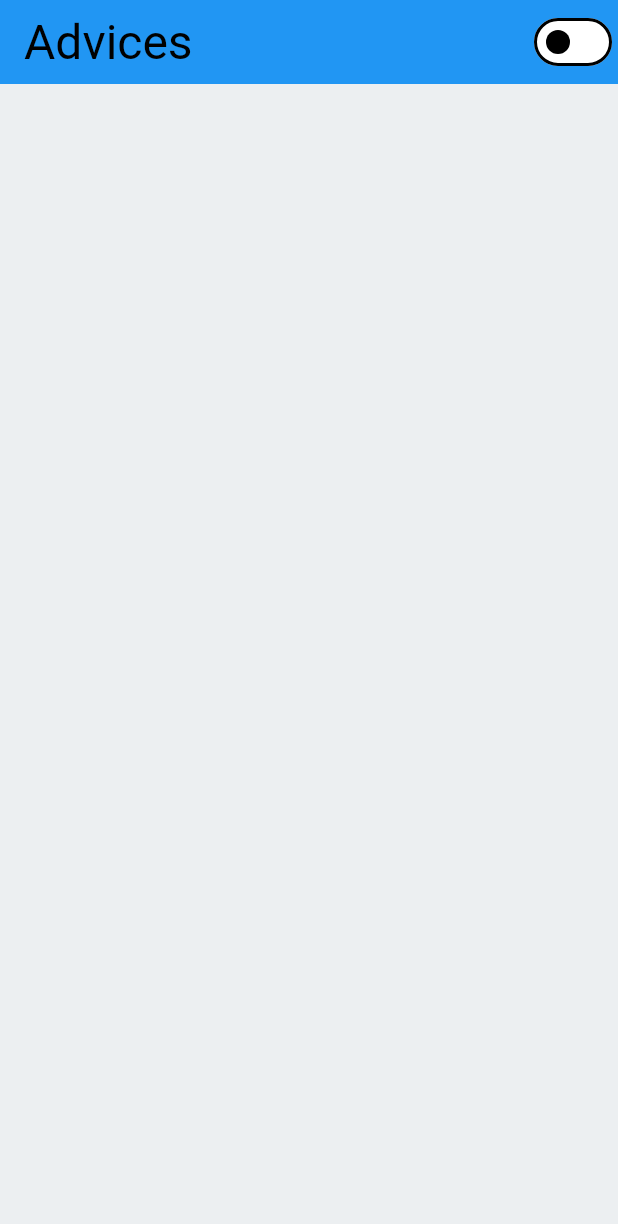
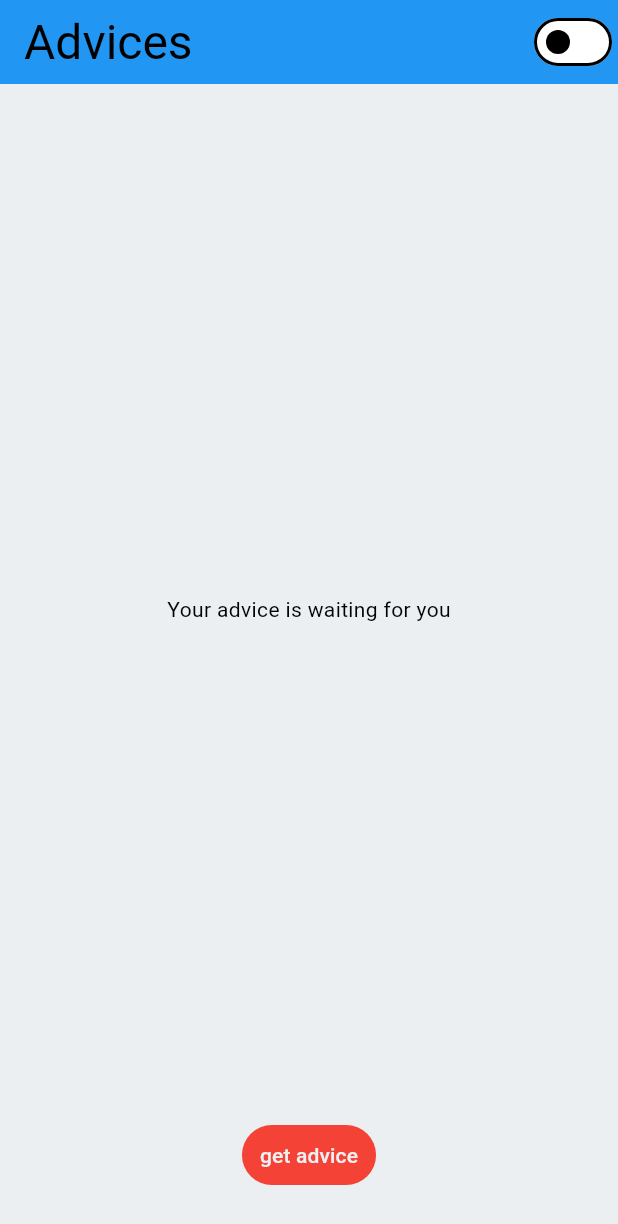
Before and after one commit to alexregiani/clean_arch_zero_to_mastery, a Flutter app: the screen it shows after launch, on a phone screen of 412 x 824 dp. Shown: the top 1224 px of the screen. Run offline on Flutter 3.47's test engine with Material 3 defaults, Android fonts, the phone set to English and light mode, and no system bars; our stand-ins replace bloc, equatable, flutter_bloc, gap.

Commit message:
Theme and advice * Implemented a cubit version of the theme switch * Extracted app bar * Created basic interface

```diff
--- /dev/null
+++ b/devtools_options.yaml
@@ -0,0 +1 @@
+extensions:
--- a/lib/main.dart
+++ b/lib/main.dart
@@ -1,5 +1,5 @@
 import 'package:clean_arch_zero_to_mastery/app_theme.dart';
-import 'package:clean_arch_zero_to_mastery/presentation/core/bloc/theme_bloc.dart';
+import 'package:clean_arch_zero_to_mastery/presentation/core/theme_cubit/theme_cubit.dart';
 import 'package:clean_arch_zero_to_mastery/presentation/pages/advice_page/advice_page.dart';
 import 'package:flutter/material.dart';
 import 'package:flutter_bloc/flutter_bloc.dart';
@@ -7,7 +7,7 @@ import 'package:flutter_bloc/flutter_bloc.dart';
 void main() {
   runApp(
     BlocProvider(
-      create: (context) => ThemeBloc(),
+      create: (context) => ThemeCubit(),
       child: const MyApp(),
     ),
   );
@@ -18,10 +18,10 @@ class MyApp extends StatelessWidget {
 
   @override
   Widget build(BuildContext context) {
-    return BlocBuilder<ThemeBloc, ThemeState>(
+    return BlocBuilder<ThemeCubit, ThemeCubitState>(
       builder: (context, state) {
         return MaterialApp(
-          themeMode: state.isDarkMode ? ThemeMode.dark : ThemeMode.light,
+          themeMode: state.isDarkTheme ? ThemeMode.dark : ThemeMode.light,
           theme: AppTheme.lightTheme,
           darkTheme: AppTheme.darkTheme,
           home: const AdvicePage(),
--- /dev/null
+++ b/lib/presentation/core/theme_cubit/theme_cubit.dart
@@ -0,0 +1,12 @@
+import 'package:bloc/bloc.dart';
+import 'package:equatable/equatable.dart';
+
+part 'theme_state.dart';
+
+class ThemeCubit extends Cubit<ThemeCubitState> {
+  ThemeCubit() : super(ThemeCubitState.initial());
+
+  void toggleTheme({required bool switchValue}) {
+    emit(state.copyWith(darkTheme: switchValue));
+  }
+}
--- /dev/null
+++ b/lib/presentation/core/theme_cubit/theme_state.dart
@@ -0,0 +1,18 @@
+part of 'theme_cubit.dart';
+
+class ThemeCubitState extends Equatable {
+  const ThemeCubitState({required this.isDarkTheme});
+
+  factory ThemeCubitState.initial() {
+    return const ThemeCubitState(isDarkTheme: false);
+  }
+
+  final bool isDarkTheme;
+
+  ThemeCubitState copyWith({bool? darkTheme}) {
+    return ThemeCubitState(isDarkTheme: darkTheme ?? isDarkTheme);
+  }
+
+  @override
+  List<Object> get props => [isDarkTheme];
+}
--- /dev/null
+++ b/lib/presentation/core/widgets/my_app_bar.dart
@@ -0,0 +1,31 @@
+import 'package:clean_arch_zero_to_mastery/presentation/core/theme_cubit/theme_cubit.dart';
+import 'package:flutter/material.dart';
+import 'package:flutter_bloc/flutter_bloc.dart';
+
+class MyAppBar extends StatelessWidget implements PreferredSizeWidget {
+  const MyAppBar({super.key});
+
+  @override
+  Widget build(BuildContext context) {
+    final themeData = Theme.of(context);
+    return AppBar(
+      title: Text('Advices', style: themeData.textTheme.headlineLarge),
+      actions: [
+        BlocBuilder<ThemeCubit, ThemeCubitState>(
+          builder: (context, state) {
+            return Switch(
+              value: state.isDarkTheme,
+              onChanged: (value) {
+                BlocProvider.of<ThemeCubit>(context)
+                    .toggleTheme(switchValue: value);
+              },
+            );
+          },
+        ),
+      ],
+    );
+  }
+
+  @override
+  Size get preferredSize => const Size.fromHeight(kToolbarHeight);
+}
--- a/lib/presentation/pages/advice_page/advice_page.dart
+++ b/lib/presentation/pages/advice_page/advice_page.dart
@@ -1,30 +1,33 @@
-import 'package:clean_arch_zero_to_mastery/presentation/core/bloc/theme_bloc.dart';
+import 'package:clean_arch_zero_to_mastery/presentation/core/widgets/my_app_bar.dart';
 import 'package:flutter/material.dart';
-import 'package:flutter_bloc/flutter_bloc.dart';
+import 'package:gap/gap.dart';
 
 class AdvicePage extends StatelessWidget {
   const AdvicePage({super.key});
 
   @override
   Widget build(BuildContext context) {
-    final themeData = Theme.of(context);
     return Scaffold(
-      appBar: AppBar(
-        title: Text('Advices', style: themeData.textTheme.headlineLarge),
-        actions: [
-          BlocBuilder<ThemeBloc, ThemeState>(
-            builder: (context, state) {
-              return Switch(
-                value: state.isDarkMode,
-                onChanged: (value) {
-                  BlocProvider.of<ThemeBloc>(context).add(
-                    ThemeEvent(isDarkMode: value),
-                  );
-                },
-              );
-            },
+      appBar: MyAppBar(),
+      body: Padding(
+        padding: const EdgeInsets.all(30),
+        child: Center(
+          child: Column(
+            children: [
+              const Expanded(
+                child: Center(
+                  child: Text('Your advice is waiting for you'),
+                ),
+              ),
+              const Gap(20),
+              TextButton(
+                style: TextButton.styleFrom(backgroundColor: Colors.red),
+                onPressed: () {},
+                child: const Text('get advice'),
+              )
+            ],
           ),
-        ],
+        ),
       ),
     );
   }
```
Also changed, not shown: lib/presentation/core/theme_bloc/theme_bloc.dart (renamed from lib/presentation/core/bloc/theme_bloc.dart), lib/presentation/core/theme_bloc/theme_event.dart (renamed from lib/presentation/core/bloc/theme_event.dart), lib/presentation/core/theme_bloc/theme_state.dart (renamed from lib/presentation/core/bloc/theme_state.dart).
